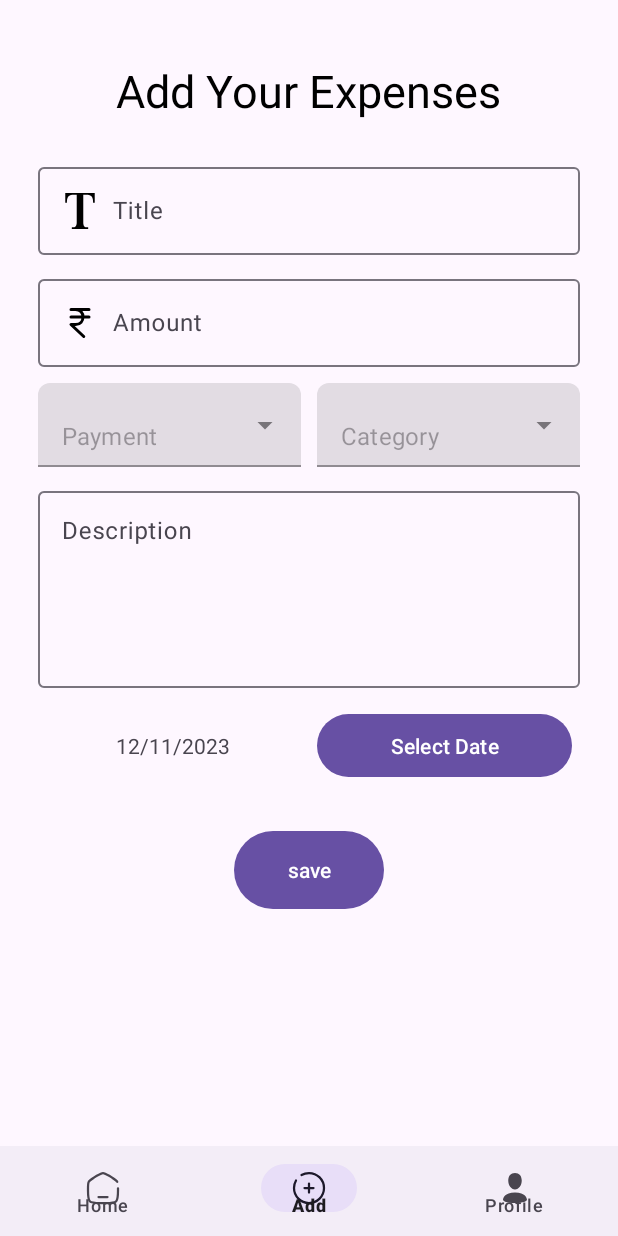
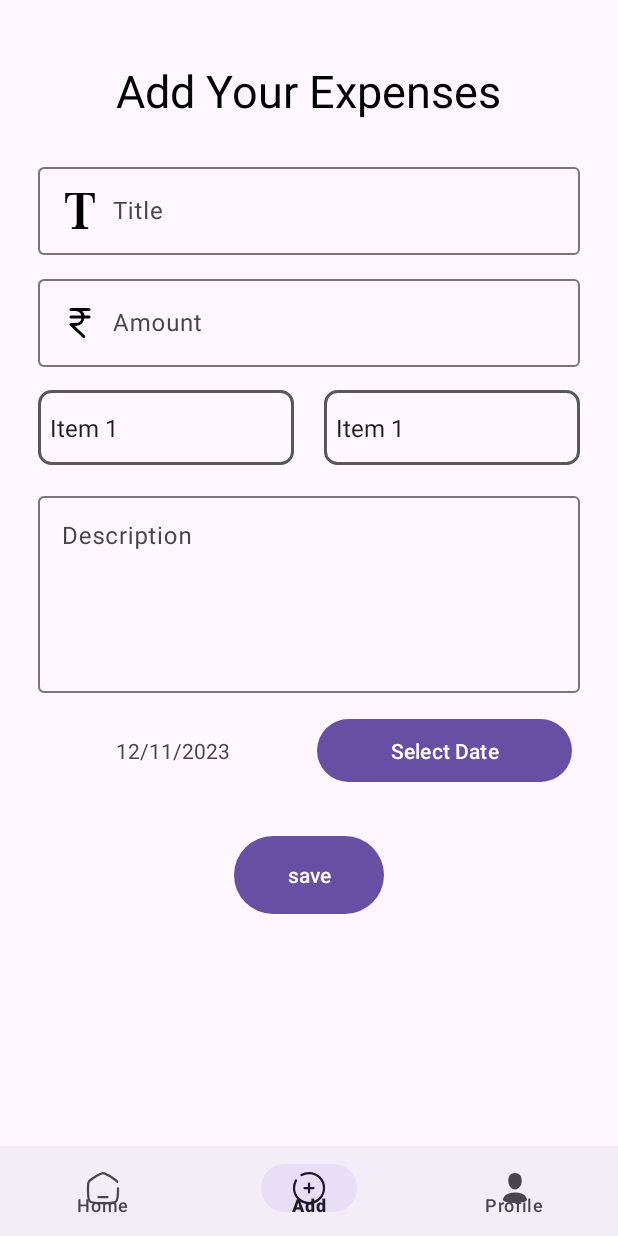
Before and after one commit to abhinav3254/pennypal, an Android app: the screen it shows after launch (MainActivity), item 2 of the bottom bar chosen, on a phone screen of 412 x 824 dp. Run offline under Robolectric (Android 15) with nearby library versions, the phone set to English and light mode, and no system bars.

Commit message:
update done

```diff
--- a/app/build.gradle.kts
+++ b/app/build.gradle.kts
@@ -36,4 +36,5 @@ dependencies {
     testImplementation("junit:junit:4.13.2")
     androidTestImplementation("androidx.test.ext:junit:1.1.5")
     androidTestImplementation("androidx.test.espresso:espresso-core:3.5.1")
+
 }
--- a/app/src/main/java/com/example/pennypal/AddFragment.java
+++ b/app/src/main/java/com/example/pennypal/AddFragment.java
@@ -8,6 +8,7 @@ import android.view.LayoutInflater;
 import android.view.View;
 import android.view.ViewGroup;
 import android.widget.ArrayAdapter;
+import android.widget.Spinner;
 
 import com.google.android.material.button.MaterialButton;
 import com.google.android.material.datepicker.MaterialDatePicker;
@@ -37,21 +38,21 @@ public class AddFragment extends Fragment {
             }
         });
 
-        // For drop-downs
-        MaterialAutoCompleteTextView paymentMethod = view.findViewById(R.id.paymentMethod);
-        MaterialAutoCompleteTextView categoryMethod = view.findViewById(R.id.categoryMethod);
+        // For spinners
+        Spinner paymentMethodSpinner = view.findViewById(R.id.paymentMethodSpinner);
+        Spinner categoryMethodSpinner = view.findViewById(R.id.categoryMethodSpinner);
 
         String[] items = {"Item 1", "Item 2", "Item 3", "Item 4", "Item 5"};
 
-        // Use the fragment's context (getActivity()) instead of this
-        ArrayAdapter<String> adapter = new ArrayAdapter<>(getActivity(), android.R.layout.simple_dropdown_item_1line, items);
+        ArrayAdapter<String> adapter = new ArrayAdapter<>(getActivity(), android.R.layout.simple_spinner_item, items);
+        adapter.setDropDownViewResource(android.R.layout.simple_spinner_dropdown_item);
 
-        // Apply the adapter to the MaterialAutoCompleteTextView
-        paymentMethod.setAdapter(adapter);
-        categoryMethod.setAdapter(adapter);
+        paymentMethodSpinner.setAdapter(adapter);
+        categoryMethodSpinner.setAdapter(adapter);
 
         return view;
     }
+
 
 
 
--- /dev/null
+++ b/app/src/main/res/drawable/border_background.xml
@@ -0,0 +1,8 @@
+<?xml version="1.0" encoding="utf-8"?>
+<shape xmlns:android="http://schemas.android.com/apk/res/android">
+    <solid android:color="@android:color/transparent" />
+    <stroke
+        android:color="#585858"
+        android:width="2dp" />
+    <corners android:radius="8dp" /> <!-- Set your desired corner radius here -->
+</shape>
--- a/app/src/main/res/layout/fragment_add.xml
+++ b/app/src/main/res/layout/fragment_add.xml
@@ -66,54 +66,32 @@
 
                 <LinearLayout
                     android:layout_width="match_parent"
-                    android:layout_height="wrap_content"
-                    android:orientation="horizontal"
-                    >
-                    <com.google.android.material.textfield.TextInputLayout
-                        android:id="@+id/paymentMethodLayout"
-                        style="@style/Widget.MaterialComponents.TextInputLayout.FilledBox.ExposedDropdownMenu"
+                    android:layout_height="50dp"
+                    android:layout_marginTop="10dp"
+                    android:layout_marginBottom="10dp"
+                    android:orientation="horizontal">
+
+                    <Spinner
+                        android:id="@+id/paymentMethodSpinner"
+                        android:layout_marginLeft="5dp"
+                        android:layout_marginRight="10dp"
                         android:layout_width="0dp"
-                        android:layout_height="wrap_content"
+                        android:layout_height="match_parent"
                         android:layout_weight="1"
-                        android:layout_margin="5dp"
-                        app:boxCornerRadiusTopEnd="8dp"
-                        app:boxCornerRadiusTopStart="8dp"
-                        app:hintEnabled="false">
+                        android:background="@drawable/border_background" />
 
-                        <AutoCompleteTextView
-                            android:id="@+id/paymentMethod"
-                            android:layout_width="match_parent"
-                            android:layout_height="wrap_content"
-                            android:hint="Payment"
-                            android:inputType="none"
-                            android:background="@null"
-                            />
-                    </com.google.android.material.textfield.TextInputLayout>
+                    <Spinner
+                        android:id="@+id/categoryMethodSpinner"
+                        android:layout_marginLeft="10dp"
+                        android:layout_marginRight="5dp"
+                        android:layout_width="0dp"
+                        android:layout_height="match_parent"
+                        android:layout_weight="1"
+                        android:background="@drawable/border_background" />
 
-                    <com.google.android.material.textfield.TextInputLayout
-                        android:id="@+id/categoryMethodLayout"
-                        style="@style/Widget.MaterialComponents.TextInputLayout.FilledBox.ExposedDropdownMenu"
-                        android:layout_width="0dp"
-                        android:layout_height="wrap_content"
-                        android:layout_weight="1"
-                        android:layout_margin="5dp"
-                        app:boxCornerRadiusTopEnd="8dp"
-                        app:boxCornerRadiusTopStart="8dp"
-                        app:hintEnabled="false">
-
-                        <AutoCompleteTextView
-                            android:id="@+id/categoryMethod"
-                            android:layout_width="match_parent"
-                            android:layout_height="wrap_content"
-                            android:hint="Category"
-                            android:inputType="none"
-                            android:background="@null"
-                            />
-                    </com.google.android.material.textfield.TextInputLayout>
+                </LinearLayout>
 
 
-
-                </LinearLayout>
 
                 <com.google.android.material.textfield.TextInputLayout
                     android:layout_width="match_parent"
```
